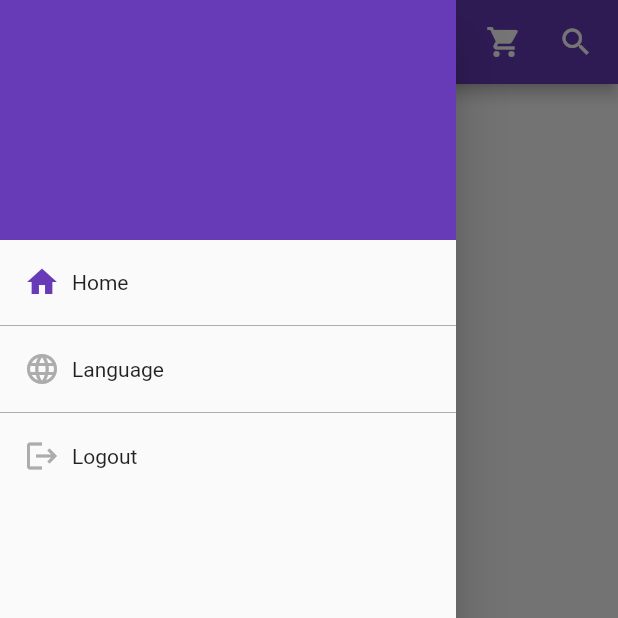
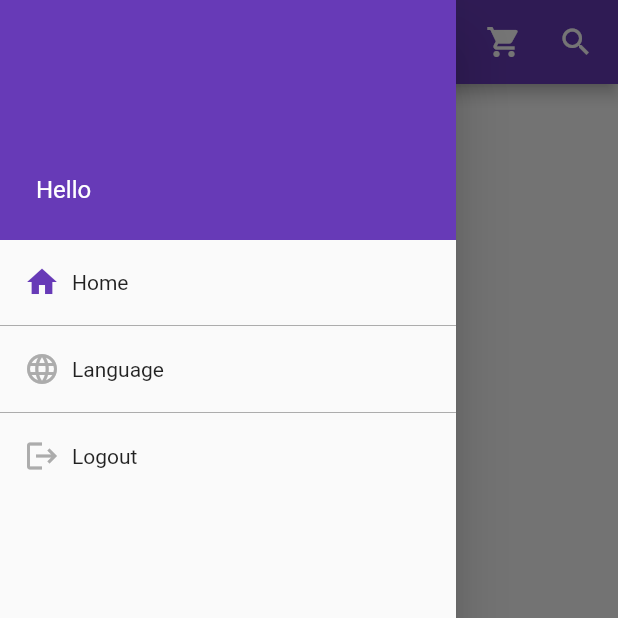
Before and after one commit to salario07/my_market, a Flutter app: the HomePage screen opened directly, with the side drawer open, on a phone screen of 412 x 824 dp, the top half of it. Run offline on Flutter 3.47's test engine with Material 2 defaults, Android fonts, the phone set to English and light mode, and no system bars; drawn by our look-alikes of badges; our stand-ins replace dio, file_picker, flutter_masked_text, get, get_storage; accounts and stored records are empty; network calls fail.

Commit message:
done saving user to shared pref

```diff
--- a/lib/controller/login_controller.dart
+++ b/lib/controller/login_controller.dart
@@ -56,6 +56,7 @@ class LoginController extends GetxController {
   bool _checkCredentials(List<User> users, User loggedInUser) {
     for (User user in users) {
       if (areTwoUsersTheSame(user, loggedInUser)) {
+        SharedPref.setUser(user);
         return true;
       }
     }
--- a/lib/controller/sign_up_controller.dart
+++ b/lib/controller/sign_up_controller.dart
@@ -40,6 +40,7 @@ class SignUpController extends GetxController {
 
   void _addUser(User user) {
     repository.addUser(user).then((response) {
+      SharedPref.setUser(user);
       SharedPref.setUserLoggedIn(true);
       Helper.successSnackBar(LocaleKeys.shared_success.tr,
           LocaleKeys.sign_up_signed_up_successfully.tr);
--- a/lib/helper/constants.dart
+++ b/lib/helper/constants.dart
@@ -30,6 +30,7 @@ class Constants {
 
   static const String shared_pref_key_is_user_logged_in = "isUserLoggedIn";
   static const String shared_pref_key_is_user_admin = "isUserAdmin";
+  static const String shared_pref_key_user = "user";
   static const String shared_pref_key_locale = "locale";
   static const String locale_english = "locale_english";
   static const String locale_persian = "locale_persian";
--- a/lib/helper/helper.dart
+++ b/lib/helper/helper.dart
@@ -5,6 +5,8 @@ import 'package:my_market/generated/locales.g.dart';
 import 'package:my_market/helper/app_colors.dart';
 import 'package:my_market/helper/constants.dart';
 import 'package:my_market/helper/localization_service.dart';
+
+import 'shared_pref.dart';
 
 class Helper {
   static bool isNullOrEmpty(String text) {
--- a/lib/helper/shared_pref.dart
+++ b/lib/helper/shared_pref.dart
@@ -1,5 +1,7 @@
 import 'package:get_storage/get_storage.dart';
 import 'package:my_market/helper/constants.dart';
+import 'package:my_market/helper/helper.dart';
+import 'package:my_market/model/user.dart';
 
 class SharedPref {
   static void setUserLoggedIn(bool loggedIn) {
@@ -27,4 +29,25 @@ class SharedPref {
     return GetStorage()?.read(Constants.shared_pref_key_locale) ??
         Constants.locale_english;
   }
+
+  static void setUser(User user) {
+    GetStorage().write(Constants.shared_pref_key_user, user.toJson());
+  }
+
+  static User getUser() {
+    Map<String, dynamic> json =
+        GetStorage()?.read(Constants.shared_pref_key_user) ?? {};
+    if (json.isEmpty) {
+      return User();
+    }
+    return User.fromJson(json);
+  }
+
+  static String getUserFullName() {
+    User user = getUser();
+    if (Helper.isNullOrEmpty(user.firstName)) {
+      return '';
+    }
+    return '${user.firstName} ${user.lastName}';
+  }
 }
--- a/lib/i18n/en_US.json
+++ b/lib/i18n/en_US.json
@@ -40,7 +40,8 @@
     "sure_to_logout": "Sure to Logout?",
     "language": "Language",
     "search_product": "Search Product",
-    "no_item_found": "No item found"
+    "no_item_found": "No item found",
+    "hello": "Hello"
   },
   "show_product": {
     "stock": "Stock",
--- a/lib/i18n/fa_IR.json
+++ b/lib/i18n/fa_IR.json
@@ -40,7 +40,8 @@
     "sure_to_logout":"آیا می خواهید از حساب کاربری خود خارج شوید؟",
     "language": "زبان",
     "search_product": "جستجوی محصول",
-    "no_item_found": "موردی یافت نشد"
+    "no_item_found": "موردی یافت نشد",
+    "hello": "سلام"
   },
   "show_product": {
     "stock" : "موجودی",
--- a/lib/model/product.dart
+++ b/lib/model/product.dart
@@ -1,15 +1,14 @@
 import 'package:my_market/helper/constants.dart';
-import 'package:my_market/helper/json_parser.dart';
 
 class Product {
-  final int id;
+  int id;
   final int categoryId;
   int stock;
   final String name;
   final String persianName;
   final num price;
   final String description;
-  final String image;
+  String image;
 
   Product(
       {this.id,
--- a/lib/widget/ui/home_page.dart
+++ b/lib/widget/ui/home_page.dart
@@ -5,11 +5,13 @@ import 'package:my_market/controller/home_page_controller.dart';
 import 'package:my_market/generated/locales.g.dart';
 import 'package:my_market/helper/app_colors.dart';
 import 'package:my_market/helper/dimens.dart';
+import 'package:my_market/helper/helper.dart';
 import 'package:my_market/helper/json_parser.dart';
 import 'package:my_market/helper/search_product.dart';
 import 'package:my_market/helper/shared_pref.dart';
 import 'package:my_market/model/filter.dart';
 import 'package:my_market/model/product.dart';
+import 'package:my_market/model/user.dart';
 import 'package:my_market/widget/ui/bottom_sheet_filter.dart';
 import 'package:my_market/widget/ui/cart.dart';
 import 'package:my_market/widget/ui/dialog_ask.dart';
@@ -144,11 +146,21 @@ class HomePage extends StatelessWidget {
     );
   }
 
-  Container buildDrawerHeader() {
+  Widget buildDrawerHeader() {
     return Container(
       width: double.infinity,
       height: 160,
-      child: ColoredBox(color: AppColors.colorPrimary),
+      decoration: BoxDecoration(color: AppColors.colorPrimary),
+      child: Align(
+        alignment: AlignmentDirectional.bottomStart,
+        child: Padding(
+          padding: EdgeInsets.all(24),
+          child: Text(
+            '${LocaleKeys.home_page_hello.tr} ${SharedPref.getUserFullName()}',
+            style: TextStyle(color: AppColors.colorSurface, fontSize: 16),
+          ),
+        ),
+      ),
     );
   }
 
@@ -190,6 +202,7 @@ class HomePage extends StatelessWidget {
   void logout() {
     SharedPref.setUserLoggedIn(false);
     SharedPref.setUserAdmin(false);
+    SharedPref.setUser(User());
     Get.offAll(() => Login());
   }
 
```
Also changed, not shown: lib/helper/validators.dart (+8 -0 lines), lib/widget/ui/add_edit_product.dart (+45 -42 lines), lib/widget/ui/home_page_admin.dart (+12 -2 lines), lib/generated/locales.g.dart.
